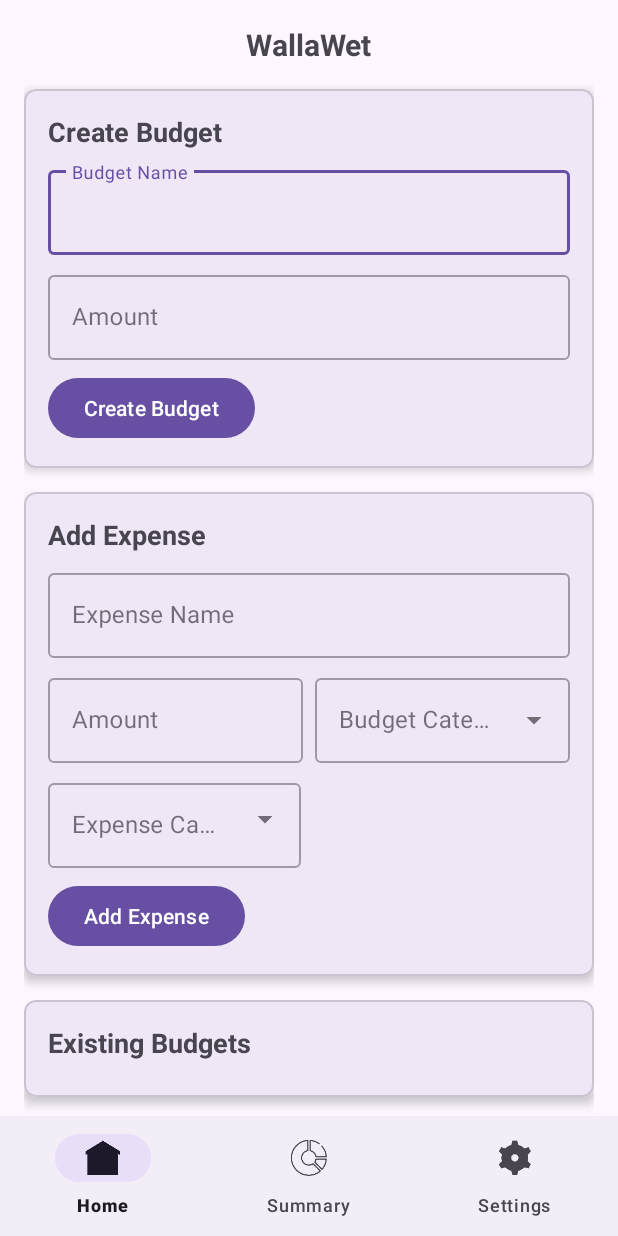
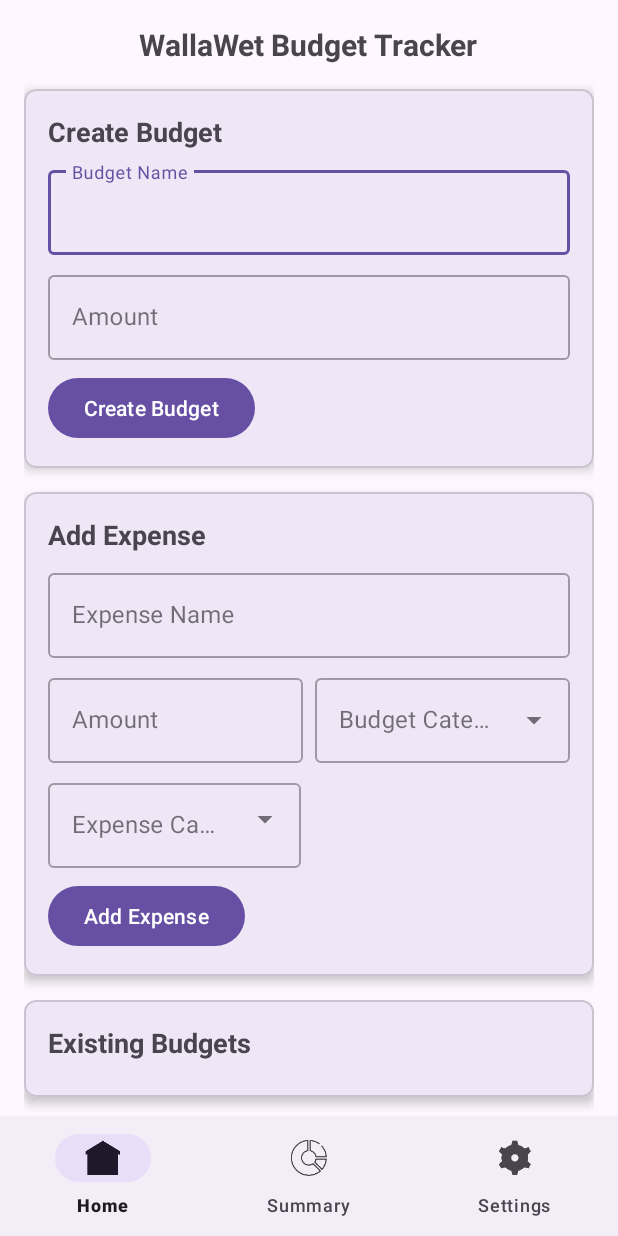
Before and after one commit to Kokorody/BudgetTracker, an Android app: the screen it shows after launch (MainActivity), on a phone screen of 412 x 824 dp. Run offline under Robolectric (Android 15) with nearby library versions, the phone set to English and light mode, and no system bars.

Commit message:
Wallawet app

```diff
--- a/app/src/main/res/layout/activity_main.xml
+++ b/app/src/main/res/layout/activity_main.xml
@@ -28,7 +28,7 @@
                 <TextView
                     android:layout_width="wrap_content"
                     android:layout_height="wrap_content"
-                    android:text="WallaWet"
+                    android:text="WallaWet Budget Tracker"
                     android:layout_centerInParent="true"
                     android:textSize="20sp"
                     android:textStyle="bold" />
```
